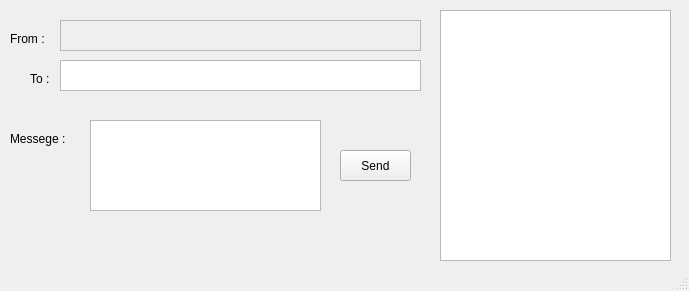
This is Client_UI.ui in imyasin2000/pychat as Qt 5 draws it before an edit. The edited form follows.
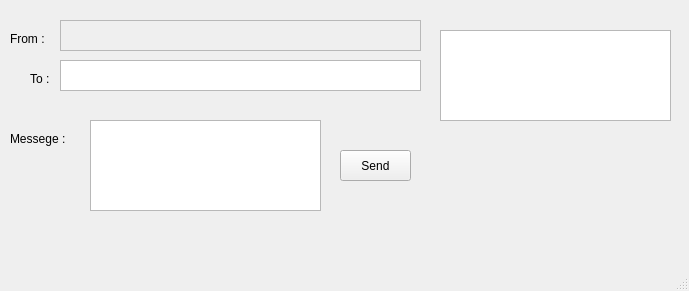
This is the edited form.

Commit message: ui added whit text

```diff
--- a/Client_UI.ui
+++ b/Client_UI.ui
@@ -86,16 +86,6 @@
      </rect>
     </property>
    </widget>
-   <widget class="QListView" name="listView">
-    <property name="geometry">
-     <rect>
-      <x>440</x>
-      <y>10</y>
-      <width>231</width>
-      <height>251</height>
-     </rect>
-    </property>
-   </widget>
    <widget class="QLabel" name="label_3">
     <property name="geometry">
      <rect>
@@ -109,6 +99,16 @@
      <string>Messege :</string>
     </property>
    </widget>
+   <widget class="QTextEdit" name="textEdit_4">
+    <property name="geometry">
+     <rect>
+      <x>440</x>
+      <y>30</y>
+      <width>231</width>
+      <height>91</height>
+     </rect>
+    </property>
+   </widget>
   </widget>
   <widget class="QStatusBar" name="statusbar"/>
  </widget>
```
The commit also changes 3 other files.
